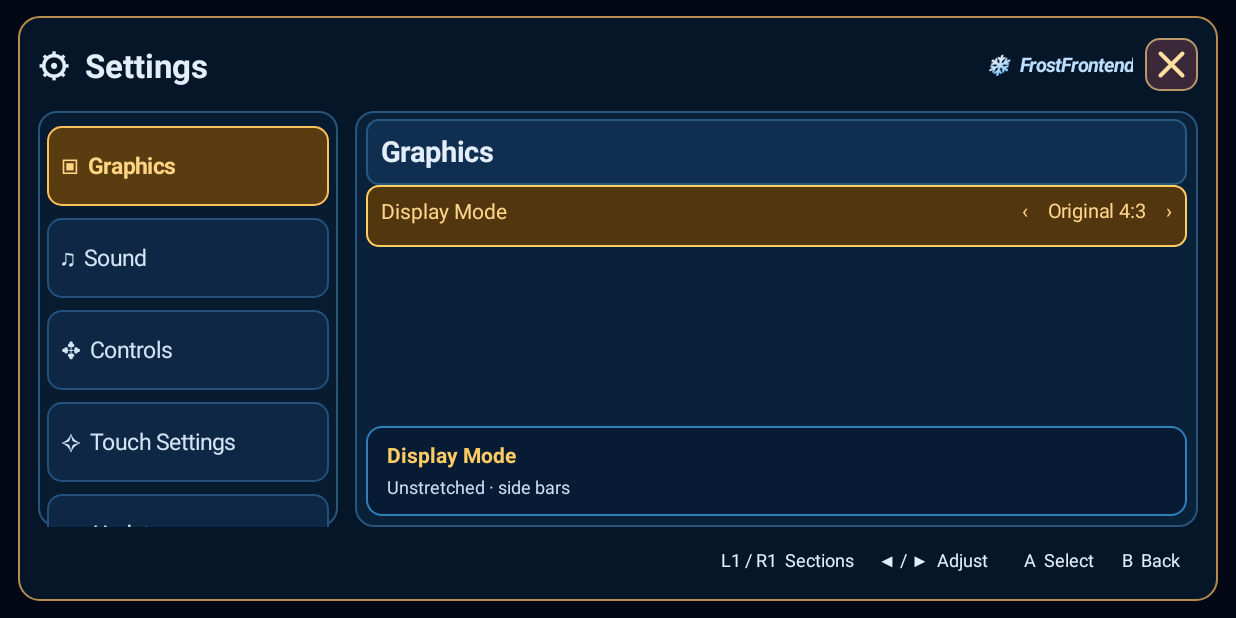
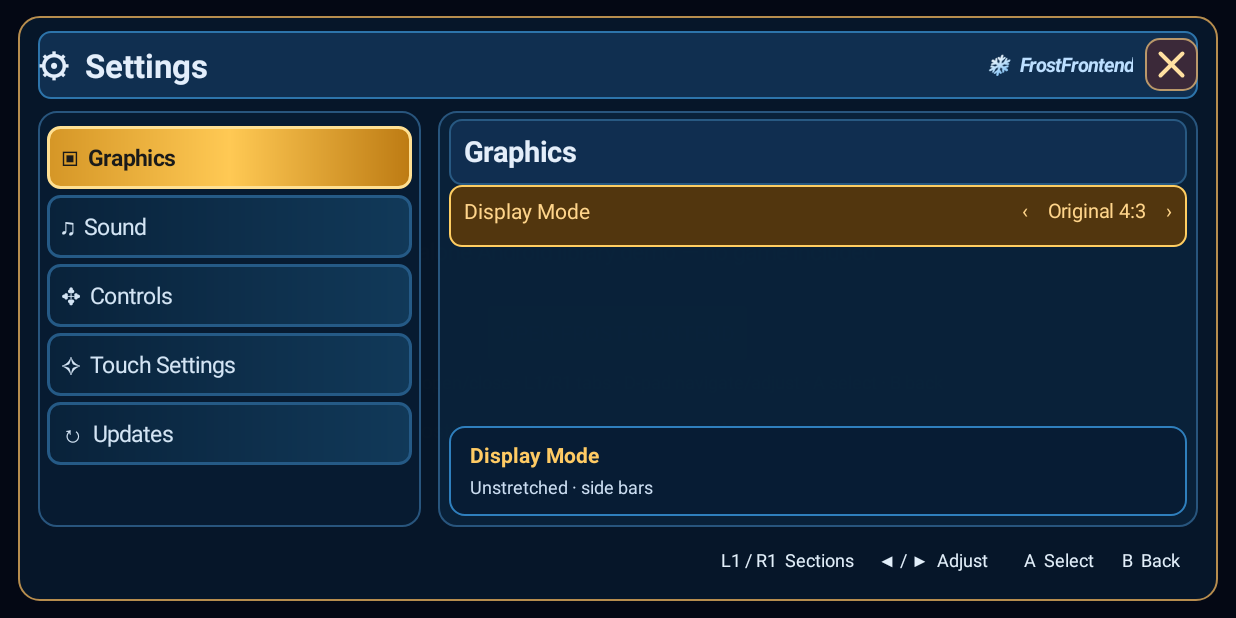
Before and after one commit to Frostie77/FrostFrontend, an Android app: the screen it shows after launch (DemoActivity), after a tap on "OPEN FROSTFRONTEND", on a phone screen of 824 x 412 dp (held sideways). Run offline under Robolectric (Android 15) with nearby library versions, the phone set to English and light mode, and no system bars.

Commit message:
Refine approved FrostFrontend proportions, full eight-section sidebar and gold focus styling

```diff
--- a/frostfrontend/src/main/java/io/github/frostfrontend/FrostFrontendView.java
+++ b/frostfrontend/src/main/java/io/github/frostfrontend/FrostFrontendView.java
@@ -525,6 +525,7 @@ public final class FrostFrontendView extends FrameLayout {
         LinearLayout.LayoutParams headerParams = new LinearLayout.LayoutParams(-1, dp(45));
         headerParams.bottomMargin = dp(8);
         panel.addView(header, headerParams);
+        header.setBackground(background(0xFF102F50, 0xFF2D74AA, 8));
 
         TextView headerTitle = new TextView(getContext());
         headerTitle.setText("⚙  Settings");
@@ -559,7 +560,7 @@ public final class FrostFrontendView extends FrameLayout {
         ScrollView navScroll = new ScrollView(getContext());
         navScroll.setVerticalScrollBarEnabled(false);
         navScroll.setBackground(background(0xFF071B31, 0xFF28557D, 12));
-        LinearLayout.LayoutParams navParams = new LinearLayout.LayoutParams(dp(200), -1);
+        LinearLayout.LayoutParams navParams = new LinearLayout.LayoutParams(dp(255), -1);
         navParams.rightMargin = dp(11);
         body.addView(navScroll, navParams);
 
@@ -677,6 +678,8 @@ public final class FrostFrontendView extends FrameLayout {
                 case "touch": symbol = "✧"; break;
                 case "saves": symbol = "▤"; break;
                 case "updates": symbol = "↻"; break;
+                case "diagnostics": symbol = "ⓘ"; break;
+                case "about": symbol = "☆"; break;
                 default: symbol = "•"; break;
             }
             TextView tab = new TextView(getContext());
@@ -686,17 +689,16 @@ public final class FrostFrontendView extends FrameLayout {
             tab.setGravity(Gravity.CENTER_VERTICAL | Gravity.START);
             tab.setTypeface(android.graphics.Typeface.DEFAULT,
                     selected ? android.graphics.Typeface.BOLD : android.graphics.Typeface.NORMAL);
-            tab.setTextColor(selected ? 0xFFFFD584 : 0xFFD3E4F4);
-            tab.setBackground(background(selected ? 0xFF5A3C11 : NORMAL,
-                    selected ? GOLD : 0xFF24517C, 9));
+            tab.setTextColor(selected ? 0xFF1A1A1A : 0xFFD3E4F4);
+            tab.setBackground(navBackground(selected));
             tab.setSingleLine(true);
             tab.setEllipsize(TextUtils.TruncateAt.END);
             tab.setContentDescription(current.title + " settings");
             tab.setOnClickListener(v -> {
                 if (captureListener == null && unmappedWarningLayer == null) selectTab(index);
             });
-            LinearLayout.LayoutParams params = new LinearLayout.LayoutParams(-1, dp(53));
-            params.bottomMargin = dp(8);
+            LinearLayout.LayoutParams params = new LinearLayout.LayoutParams(-1, dp(42));
+            params.bottomMargin = dp(4);
             tabStrip.addView(tab, params);
         }
     }
@@ -835,6 +837,17 @@ public final class FrostFrontendView extends FrameLayout {
         params.width = Math.max(1, Math.min(dp(950), w - dp(24)));
         params.height = Math.max(1, Math.min(dp(600), h - dp(22)));
         panel.setLayoutParams(params);
+    }
+
+    /** The gold gradient is shared by the selected left-rail item; unselected rows stay navy. */
+    private GradientDrawable navBackground(boolean selected) {
+        GradientDrawable drawable = new GradientDrawable(
+            GradientDrawable.Orientation.LEFT_RIGHT,
+            selected ? new int[]{0xFFD59626, 0xFFFFC954, 0xFFBD7B13}
+                     : new int[]{0xFF09223A, 0xFF113959});
+        drawable.setCornerRadius(dp(8));
+        drawable.setStroke(dp(2), selected ? 0xFFFFE092 : 0xFF255A86);
+        return drawable;
     }
 
     private GradientDrawable background(int color, int border, int radius) {
```
